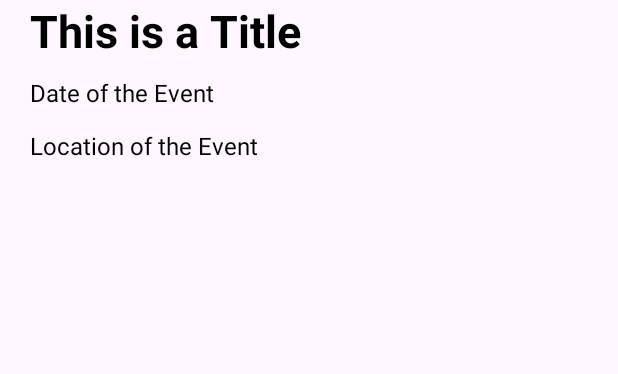
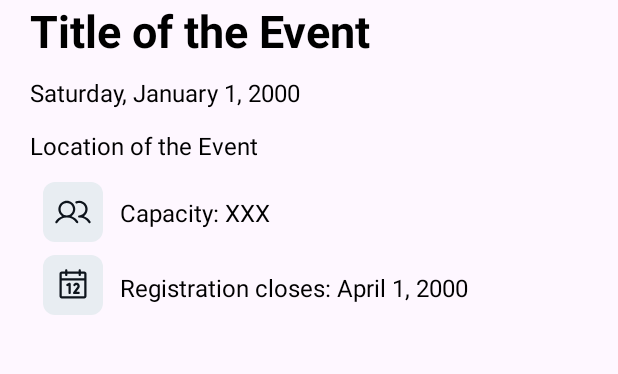
Before and after one commit to CMPUT301F24coffee0/espresso-maker, an Android app: the layout attendee_event_profile.xml on its own in the app's theme, with its tools: preview values and no code run, on a phone screen of 412 x 824 dp, the part 327-701 px from its top. Run offline under Robolectric (Android 15) with nearby library versions, the phone set to English and light mode, and no system bars.

Commit message:
Add event info

```diff
--- a/Espresso/app/src/main/res/layout/attendee_event_profile.xml
+++ b/Espresso/app/src/main/res/layout/attendee_event_profile.xml
@@ -13,41 +13,119 @@
         android:orientation="vertical">
 
         <ImageView
-            android:id="@+id/imageView3"
+            android:id="@+id/attendee_event_profile_banner_img"
             android:layout_width="match_parent"
             android:layout_height="218dp"
             app:srcCompat="@drawable/ic_launcher_background" />
 
         <TextView
-            android:id="@+id/textView"
+            android:id="@+id/attendee_event_profile_title"
             android:layout_width="match_parent"
             android:layout_height="wrap_content"
-            android:text="This is a Title"
+            android:text="Title of the Event"
             android:textColor="@color/black"
             android:textSize="30sp"
             android:textStyle="bold" />
 
         <TextView
-            android:id="@+id/textView2"
+            android:id="@+id/attendee_event_profile_date"
             android:layout_width="match_parent"
             android:layout_height="wrap_content"
-            android:text="Date of the Event"
-            android:textColor="@color/black"
             android:paddingTop="10dp"
             android:paddingBottom="3dp"
-            android:textSize="16sp"
-            />
+            android:text="Saturday, January 1, 2000"
+            android:textColor="@color/black"
+            android:textSize="16sp" />
 
         <TextView
-            android:id="@+id/textView4"
+            android:id="@+id/attendee_event_profile_location"
             android:layout_width="match_parent"
             android:layout_height="wrap_content"
             android:text="Location of the Event"
             android:textColor="@color/black"
             android:paddingTop="10dp"
-            android:paddingBottom="3dp"
+            android:paddingBottom="10dp"
             android:textSize="16sp"
             />
+
+        <LinearLayout
+            android:layout_width="match_parent"
+            android:layout_height="wrap_content"
+            android:orientation="horizontal">
+
+            <ImageView
+                android:id="@+id/attendee_event_profile_capacity_img"
+                android:layout_width="120dp"
+                android:layout_height="fill_parent"
+                android:scaleType="center"
+                android:layout_weight="1"
+                android:paddingTop="3dp"
+                android:paddingRight="3dp"
+                android:paddingBottom="3dp"
+                app:srcCompat="@drawable/espresso_app_people_icon" />
+
+            <androidx.constraintlayout.widget.ConstraintLayout
+                android:layout_width="match_parent"
+                android:layout_height="match_parent"
+                android:layout_weight="1">
+
+                <TextView
+                    android:id="@+id/attendee_event_profile_capacity_text"
+                    android:layout_width="0dp"
+                    android:layout_height="wrap_content"
+                    android:layout_weight="1"
+                    android:paddingTop="3dp"
+                    android:paddingBottom="3dp"
+                    android:text="Capacity: XXX"
+                    android:textColor="@color/black"
+                    android:textSize="16sp"
+                    app:layout_constraintBottom_toBottomOf="parent"
+                    app:layout_constraintEnd_toEndOf="parent"
+                    app:layout_constraintStart_toStartOf="parent"
+                    app:layout_constraintTop_toTopOf="parent" />
+            </androidx.constraintlayout.widget.ConstraintLayout>
+
+        </LinearLayout>
+
+        <!-- Registation dates -->
+        <LinearLayout
+            android:layout_width="match_parent"
+            android:layout_height="wrap_content"
+            android:paddingTop="5dp"
+            android:orientation="horizontal">
+
+            <ImageView
+                android:id="@+id/attendee_event_profile_dates_img"
+                android:layout_width="120dp"
+                android:layout_height="fill_parent"
+                android:scaleType="center"
+                android:layout_weight="1"
+                android:paddingEnd="3dp"
+                android:paddingBottom="3dp"
+                app:srcCompat="@drawable/espresso_app_cal_icon" />
+
+            <androidx.constraintlayout.widget.ConstraintLayout
+                android:layout_width="match_parent"
+                android:layout_height="match_parent"
+                android:layout_weight="1">
+
+                <TextView
+                    android:id="@+id/attendee_event_profile_dates_text"
+                    android:layout_width="0dp"
+                    android:layout_height="wrap_content"
+                    android:layout_weight="1"
+                    android:paddingTop="3dp"
+                    android:paddingBottom="3dp"
+                    android:text="Registration closes: April 1, 2000"
+                    android:textColor="@color/black"
+                    android:textSize="16sp"
+                    app:layout_constraintBottom_toBottomOf="parent"
+                    app:layout_constraintEnd_toEndOf="parent"
+                    app:layout_constraintStart_toStartOf="parent"
+                    app:layout_constraintTop_toTopOf="parent" />
+            </androidx.constraintlayout.widget.ConstraintLayout>
+
+        </LinearLayout>
 
     </LinearLayout>
 
```
